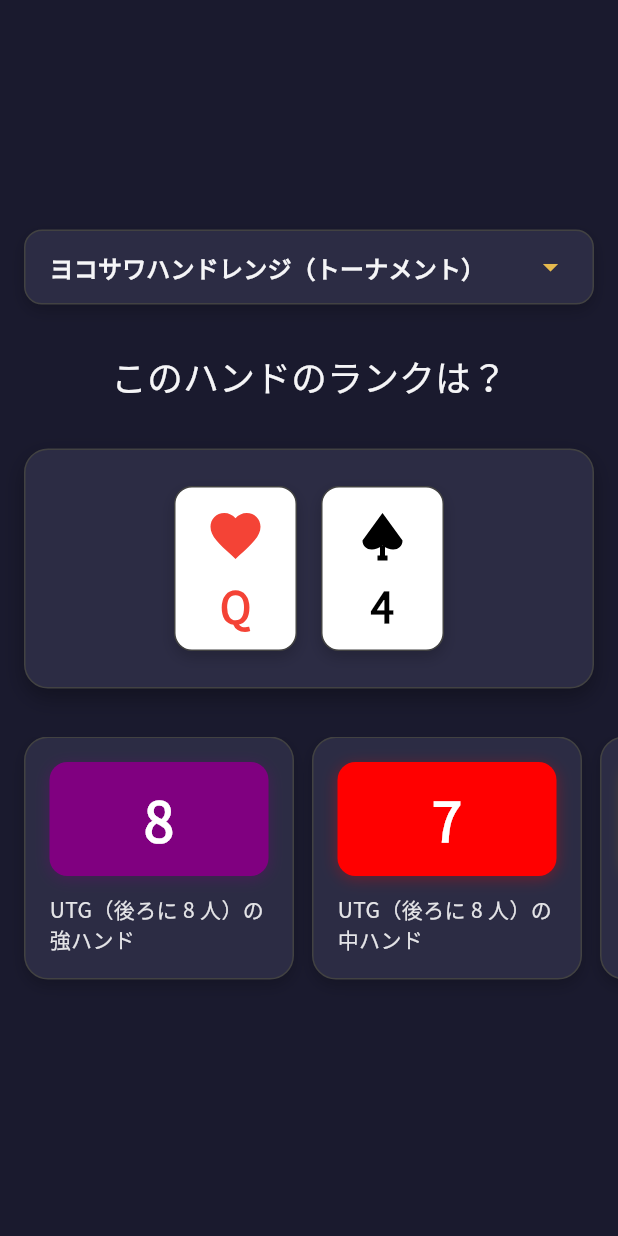
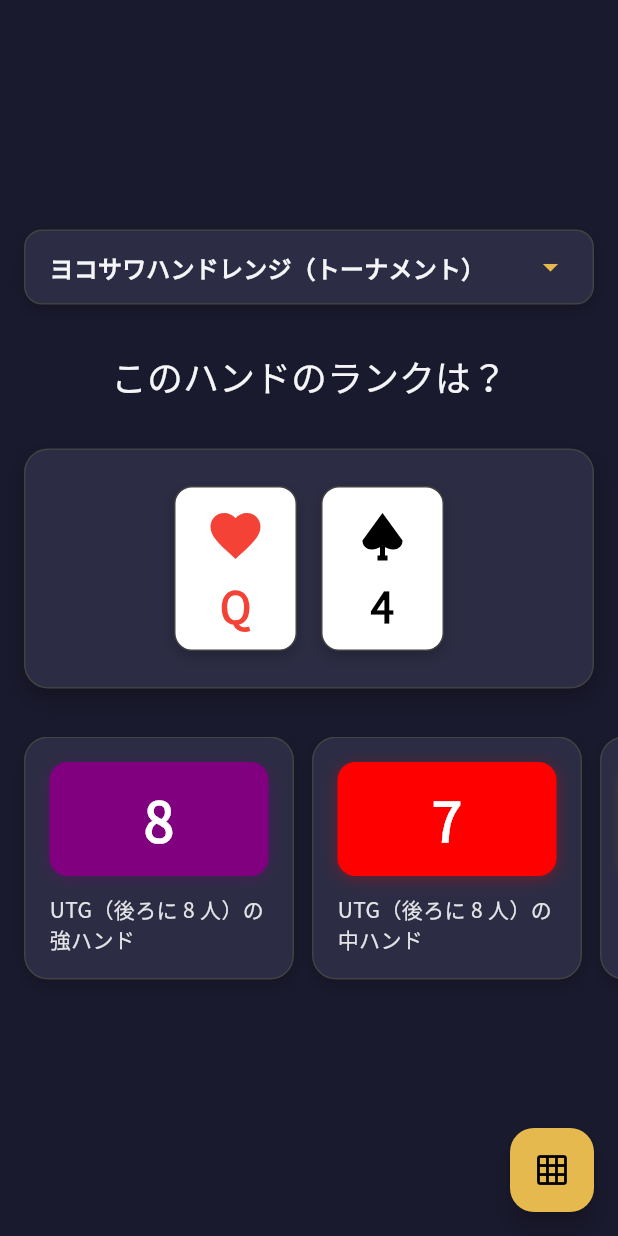
Before and after one commit to kosukesaigusa/preflop, a Flutter app: the screen it shows after launch, on a phone screen of 412 x 824 dp. Run offline on Flutter 3.47's test engine with Material 3 defaults, Android fonts, the phone set to English and light mode, and no system bars; our stand-ins replace flutter_svg, freezed_annotation, gap, hooks_riverpod, riverpod_annotation, vector_graphics; generated files the repository leaves out were written again.

Commit message:
feat:  enable to go to marix page

```diff
--- a/lib/app/page/quiz/quiz_page.dart
+++ b/lib/app/page/quiz/quiz_page.dart
@@ -10,6 +10,7 @@ import '../../../logic/preflop_hand_range_quiz.dart';
 import '../../../style/typography.dart';
 import '../../util/card.dart';
 import '../../widget/preflop_hand_range_matrix_dropdown.dart';
+import '../matrix/matrix_page.dart';
 
 /// クイズを表示するページ。
 class QuizPage extends ConsumerWidget {
@@ -25,6 +26,16 @@ class QuizPage extends ConsumerWidget {
     final notifier = ref.read(preflopHandRangeQuizzzesNotifierProvider.notifier);
 
     return Scaffold(
+      floatingActionButton: FloatingActionButton(
+        onPressed:
+            () => Navigator.of(context).push(
+              MaterialPageRoute<void>(
+                builder: (context) => const MatrixPage(),
+                fullscreenDialog: true,
+              ),
+            ),
+        child: const Icon(Icons.grid_on),
+      ),
       body: Center(
         child: switch (quizzes.lastOrNull) {
           UnansweredPreflopHandRangeQuiz(:final hand) => SingleChildScrollView(
```
